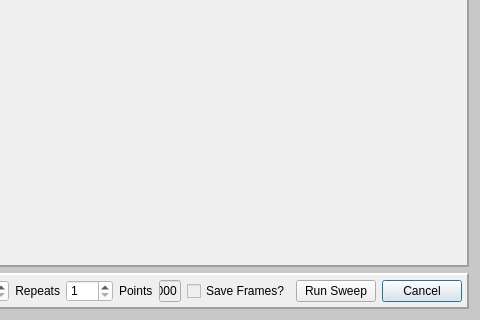
First picture: the form in res/FieldSweep.ui, repository artiepoole/SpintronicsMOKE, before the edit; both pictures show x 465 to 945 and y 190 to 510 of the 945 by 510 pixel window.
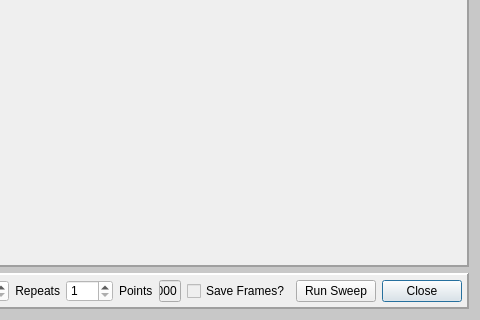
Second picture: the form after the edit. Icons and pictures are not drawn.

The edit to the form file:
```diff
--- a/res/FieldSweep.ui
+++ b/res/FieldSweep.ui
@@ -6,7 +6,7 @@
    <rect>
     <x>0</x>
     <y>0</y>
-    <width>887</width>
+    <width>892</width>
     <height>510</height>
    </rect>
   </property>
@@ -181,7 +181,7 @@
           <item row="0" column="15">
            <widget class="QPushButton" name="button_cancel">
             <property name="text">
-             <string>Cancel</string>
+             <string>Close</string>
             </property>
            </widget>
           </item>
```
